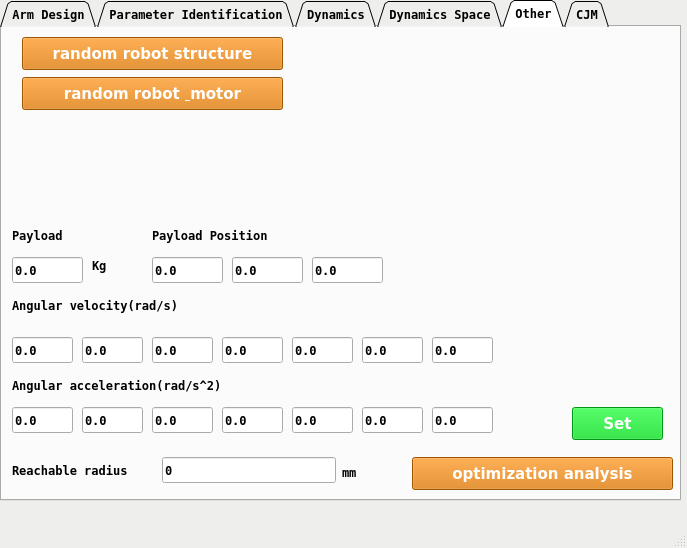
Qt form interface_control/scripts/main.ui (SamKaiYang/Optimization-of-robotic-arm-design) before a commit.
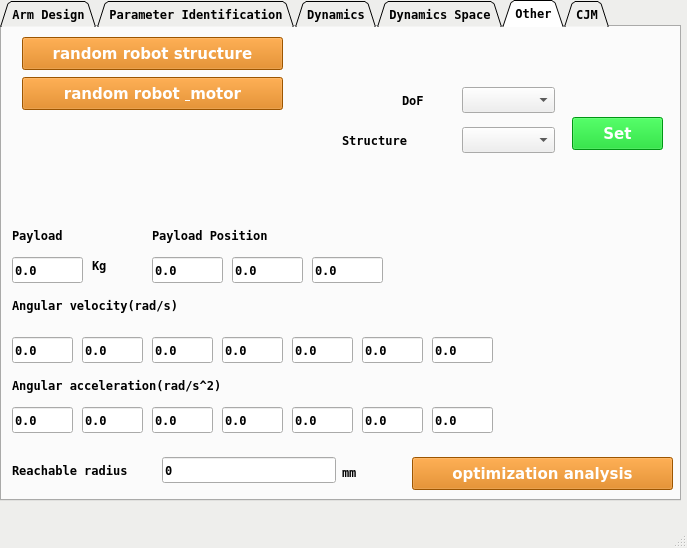
The same form after that commit. The open tabs and pages were chosen to show the change. Icons and pictures are not drawn. Custom widgets are drawn as their Qt base class.

Commit message: add select sturcture function

Patch:
```diff
--- a/interface_control/scripts/main.ui
+++ b/interface_control/scripts/main.ui
@@ -4658,7 +4658,7 @@
       <property name="geometry">
        <rect>
         <x>570</x>
-        <y>380</y>
+        <y>90</y>
         <width>91</width>
         <height>33</height>
        </rect>
@@ -4993,6 +4993,52 @@
        <string>0.0</string>
       </property>
      </widget>
+     <widget class="QComboBox" name="comboBox_dof_select">
+      <property name="geometry">
+       <rect>
+        <x>460</x>
+        <y>60</y>
+        <width>93</width>
+        <height>26</height>
+       </rect>
+      </property>
+     </widget>
+     <widget class="QLabel" name="label_dof">
+      <property name="geometry">
+       <rect>
+        <x>400</x>
+        <y>60</y>
+        <width>31</width>
+        <height>26</height>
+       </rect>
+      </property>
+      <property name="text">
+       <string>DoF</string>
+      </property>
+     </widget>
+     <widget class="QComboBox" name="comboBox_structure_select">
+      <property name="geometry">
+       <rect>
+        <x>460</x>
+        <y>100</y>
+        <width>93</width>
+        <height>26</height>
+       </rect>
+      </property>
+     </widget>
+     <widget class="QLabel" name="label_dof_2">
+      <property name="geometry">
+       <rect>
+        <x>340</x>
+        <y>100</y>
+        <width>91</width>
+        <height>26</height>
+       </rect>
+      </property>
+      <property name="text">
+       <string>Structure</string>
+      </property>
+     </widget>
     </widget>
     <widget class="QWidget" name="tab_2">
      <attribute name="title">
```
Left out of the diff: 4 changed lines with no effect on the pictures. The commit also changes 17 other files.
